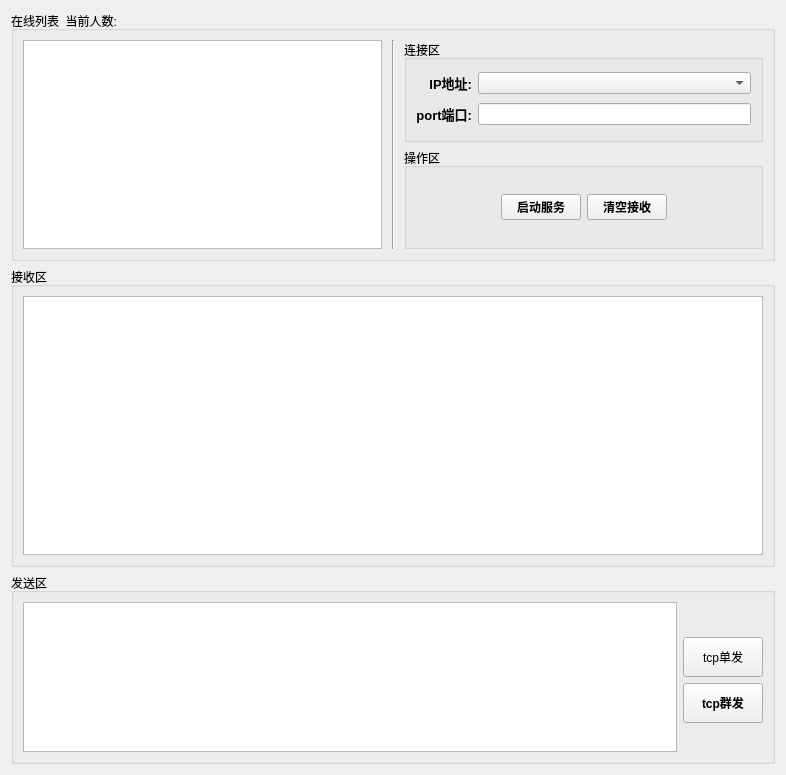
Before: the Qt Designer form server.ui in Hello-ZYH/Dormitory-security-system, drawn with Qt 5.
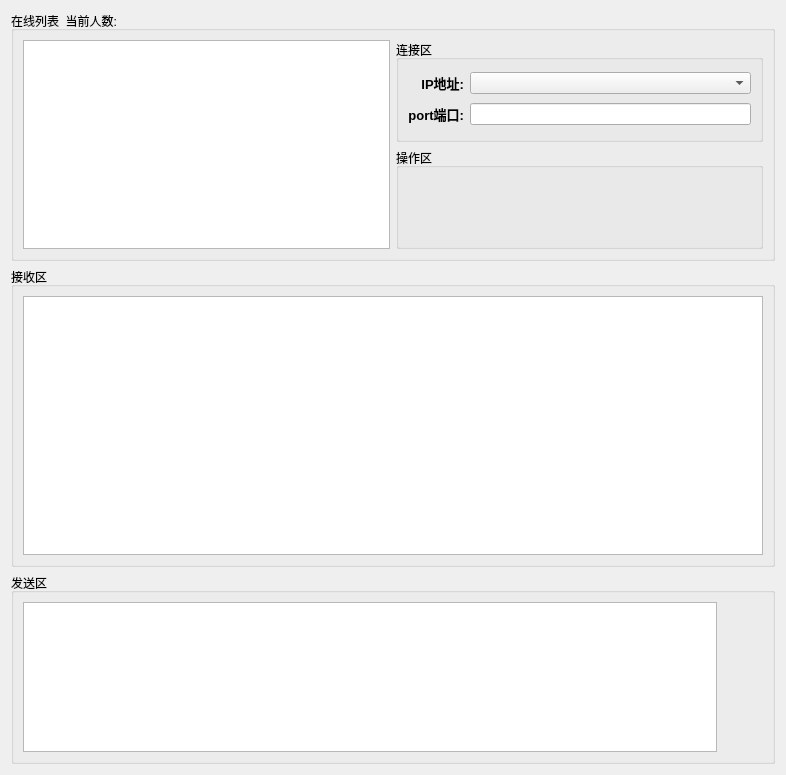
After: the same form once the commit is applied. Icons and pictures are not drawn.

```diff
--- a/server.ui
+++ b/server.ui
@@ -35,7 +35,7 @@
       <item row="0" column="0" rowspan="4">
        <widget class="QTextEdit" name="textEdit_send">
         <property name="styleSheet">
-         <string notr="true">border-color: rgb(85, 170, 255);</string>
+         <string notr="true"/>
         </property>
        </widget>
       </item>
@@ -48,7 +48,20 @@
          </size>
         </property>
         <property name="text">
-         <string>tcp单发</string>
+         <string/>
+        </property>
+        <property name="icon">
+         <iconset resource="source.qrc">
+          <normaloff>:/image/images/send1.png</normaloff>:/image/images/send1.png</iconset>
+        </property>
+        <property name="iconSize">
+         <size>
+          <width>50</width>
+          <height>50</height>
+         </size>
+        </property>
+        <property name="flat">
+         <bool>true</bool>
         </property>
        </widget>
       </item>
@@ -67,7 +80,20 @@
          </font>
         </property>
         <property name="text">
-         <string>tcp群发</string>
+         <string/>
+        </property>
+        <property name="icon">
+         <iconset resource="source.qrc">
+          <normaloff>:/image/images/send2.png</normaloff>:/image/images/send2.png</iconset>
+        </property>
+        <property name="iconSize">
+         <size>
+          <width>50</width>
+          <height>50</height>
+         </size>
+        </property>
+        <property name="flat">
+         <bool>true</bool>
         </property>
        </widget>
       </item>
@@ -109,77 +135,13 @@
       </size>
      </property>
      <property name="styleSheet">
-      <string notr="true">border-color: rgb(85, 170, 255);</string>
+      <string notr="true"/>
      </property>
      <property name="title">
       <string>在线列表  当前人数:</string>
      </property>
      <layout class="QGridLayout" name="gridLayout_5">
-      <item row="1" column="2">
-       <widget class="QGroupBox" name="groupBox_connect_tool">
-        <property name="styleSheet">
-         <string notr="true">border-color: rgb(85, 170, 255);</string>
-        </property>
-        <property name="title">
-         <string>操作区</string>
-        </property>
-        <layout class="QGridLayout" name="gridLayout_2">
-         <item row="0" column="1">
-          <widget class="QPushButton" name="btn_switch">
-           <property name="font">
-            <font>
-             <weight>75</weight>
-             <bold>true</bold>
-            </font>
-           </property>
-           <property name="text">
-            <string>启动服务</string>
-           </property>
-          </widget>
-         </item>
-         <item row="0" column="3">
-          <spacer name="horizontalSpacer_2">
-           <property name="orientation">
-            <enum>Qt::Horizontal</enum>
-           </property>
-           <property name="sizeHint" stdset="0">
-            <size>
-             <width>40</width>
-             <height>20</height>
-            </size>
-           </property>
-          </spacer>
-         </item>
-         <item row="0" column="2">
-          <widget class="QPushButton" name="btn_clear_recv">
-           <property name="font">
-            <font>
-             <weight>75</weight>
-             <bold>true</bold>
-            </font>
-           </property>
-           <property name="text">
-            <string>清空接收</string>
-           </property>
-          </widget>
-         </item>
-         <item row="0" column="0">
-          <spacer name="horizontalSpacer">
-           <property name="orientation">
-            <enum>Qt::Horizontal</enum>
-           </property>
-           <property name="sizeHint" stdset="0">
-            <size>
-             <width>40</width>
-             <height>20</height>
-            </size>
-           </property>
-          </spacer>
-         </item>
-        </layout>
-       </widget>
-      </item>
-      <item row="0" column="2">
+      <item row="0" column="1">
        <widget class="QGroupBox" name="groupBox_connect">
         <property name="styleSheet">
          <string notr="true">border-color: rgb(85, 170, 255);</string>
@@ -248,24 +210,101 @@
          </size>
         </property>
         <property name="styleSheet">
-         <string notr="true">border-color: rgb(85, 170, 255);</string>
+         <string notr="true"/>
         </property>
        </widget>
       </item>
-      <item row="0" column="1" rowspan="2">
-       <widget class="Line" name="line">
-        <property name="minimumSize">
-         <size>
-          <width>10</width>
-          <height>0</height>
-         </size>
-        </property>
+      <item row="1" column="1">
+       <widget class="QGroupBox" name="groupBox_connect_tool">
         <property name="styleSheet">
          <string notr="true">border-color: rgb(85, 170, 255);</string>
         </property>
-        <property name="orientation">
-         <enum>Qt::Vertical</enum>
+        <property name="title">
+         <string>操作区</string>
         </property>
+        <layout class="QGridLayout" name="gridLayout_2">
+         <item row="0" column="1">
+          <widget class="QPushButton" name="btn_switch">
+           <property name="font">
+            <font>
+             <weight>75</weight>
+             <bold>true</bold>
+            </font>
+           </property>
+           <property name="text">
+            <string/>
+           </property>
+           <property name="icon">
+            <iconset resource="source.qrc">
+             <normaloff>:/image/images/cloud2.png</normaloff>:/image/images/cloud2.png</iconset>
+           </property>
+           <property name="iconSize">
+            <size>
+             <width>100</width>
+             <height>50</height>
+            </size>
+           </property>
+           <property name="checkable">
+            <bool>false</bool>
+           </property>
+           <property name="flat">
+            <bool>true</bool>
+           </property>
+          </widget>
+         </item>
+         <item row="0" column="3">
+          <spacer name="horizontalSpacer_2">
+           <property name="orientation">
+            <enum>Qt::Horizontal</enum>
+           </property>
+           <property name="sizeHint" stdset="0">
+            <size>
+             <width>40</width>
+             <height>20</height>
+            </size>
+           </property>
+          </spacer>
+         </item>
+         <item row="0" column="2">
+          <widget class="QPushButton" name="btn_clear_recv">
+           <property name="font">
+            <font>
+             <weight>75</weight>
+             <bold>true</bold>
+            </font>
+           </property>
+           <property name="text">
+            <string/>
+           </property>
+           <property name="icon">
+            <iconset resource="source.qrc">
+             <normaloff>:/image/images/tcp2.png</normaloff>:/image/images/tcp2.png</iconset>
+           </property>
+           <property name="iconSize">
+            <size>
+             <width>100</width>
+             <height>50</height>
+            </size>
+           </property>
+           <property name="flat">
+            <bool>true</bool>
+           </property>
+          </widget>
+         </item>
+         <item row="0" column="0">
+          <spacer name="horizontalSpacer">
+           <property name="orientation">
+            <enum>Qt::Horizontal</enum>
+           </property>
+           <property name="sizeHint" stdset="0">
+            <size>
+             <width>40</width>
+             <height>20</height>
+            </size>
+           </property>
+          </spacer>
+         </item>
+        </layout>
        </widget>
       </item>
      </layout>
```
Left out of the diff: 6 changed lines with no effect on the pictures.
